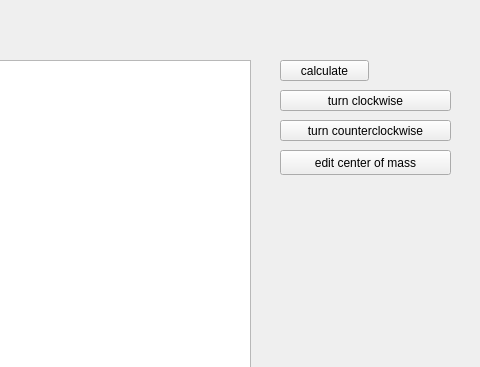
Qt form mainwindow.ui (qwint2ez/lab1task2) before a commit; both pictures show x 320 to 800 and y 0 to 367 of the 800 by 600 pixel window.
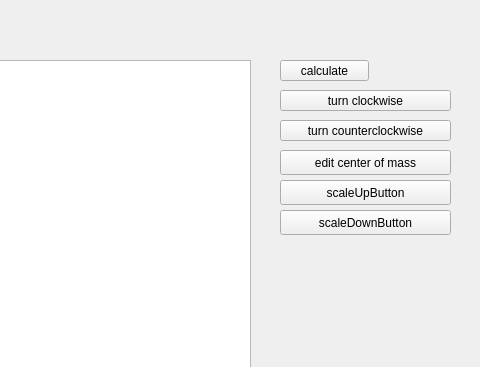
The same form after that commit.

```diff
--- a/mainwindow.ui
+++ b/mainwindow.ui
@@ -89,6 +89,32 @@
      <string>edit center of mass</string>
     </property>
    </widget>
+   <widget class="QPushButton" name="scaleUpButton">
+    <property name="geometry">
+     <rect>
+      <x>600</x>
+      <y>180</y>
+      <width>171</width>
+      <height>25</height>
+     </rect>
+    </property>
+    <property name="text">
+     <string>scaleUpButton</string>
+    </property>
+   </widget>
+   <widget class="QPushButton" name="scaleDownButton">
+    <property name="geometry">
+     <rect>
+      <x>600</x>
+      <y>210</y>
+      <width>171</width>
+      <height>25</height>
+     </rect>
+    </property>
+    <property name="text">
+     <string>scaleDownButton</string>
+    </property>
+   </widget>
   </widget>
   <widget class="QMenuBar" name="menubar">
    <property name="geometry">
```
